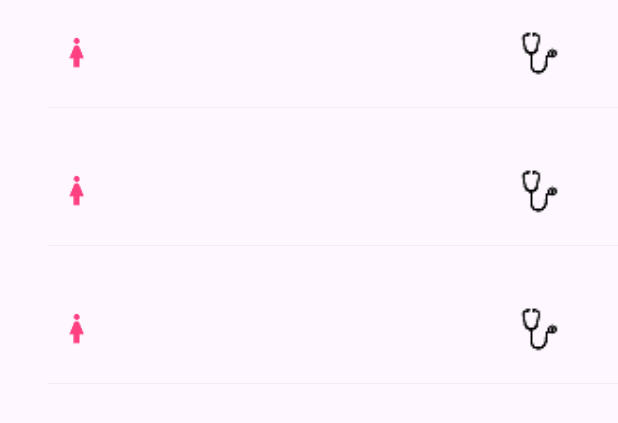
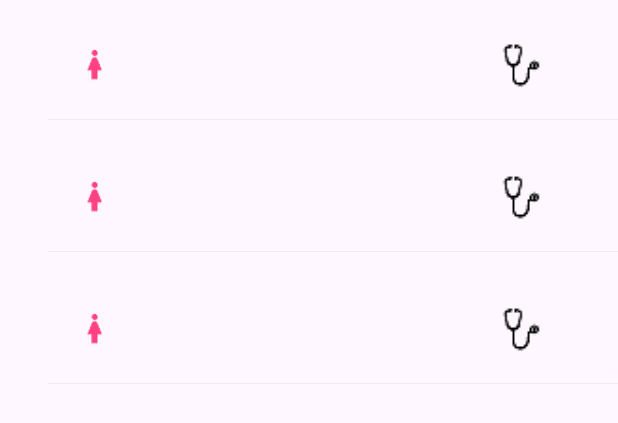
Before and after one commit to gosso22/NcdFhir, an Android app: the layout fragment_patient_list_view.xml on its own in the app's theme, with its tools: preview values and no code run, on a phone screen of 412 x 824 dp. Shown: the top 423 px of the screen. Run offline under Robolectric (Android 15) with nearby library versions, the phone set to English and light mode, and no system bars.

Commit message:
Added Margins

```diff
--- a/app/src/main/res/layout/patient_list_item_view.xml
+++ b/app/src/main/res/layout/patient_list_item_view.xml
@@ -3,13 +3,16 @@
     android:layout_width="match_parent"
     android:layout_height="wrap_content"
     android:gravity="center"
-    android:layout_marginBottom="20dp"
+    android:layout_marginBottom="8dp"
+    android:layout_marginTop="8dp"
     android:orientation="vertical">
 
     <LinearLayout
         android:layout_width="match_parent"
         android:layout_height="wrap_content"
         android:layout_gravity="center"
+        android:layout_marginLeft="16dp"
+        android:layout_marginRight="16dp"
         android:baselineAligned="false"
         android:orientation="horizontal">
 
```
